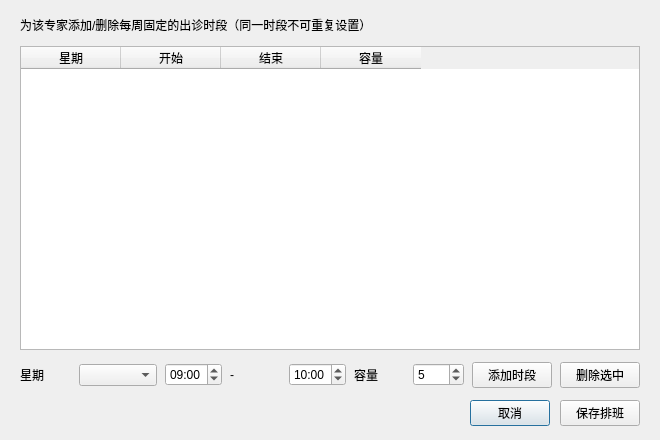
Old version of the form ui/dialogs/timeslotdialog.ui in the repository KAI-SHUNG/qt-project-appointment-system.
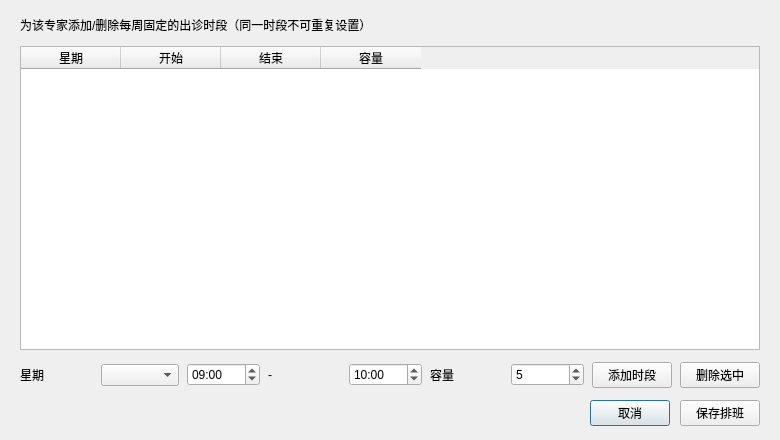
New version of the form.

Commit message: feat: add doctor data generator and improve timeslot dialog

```diff
--- a/ui/dialogs/timeslotdialog.ui
+++ b/ui/dialogs/timeslotdialog.ui
@@ -6,7 +6,7 @@
    <rect>
     <x>0</x>
     <y>0</y>
-    <width>660</width>
+    <width>780</width>
     <height>440</height>
    </rect>
   </property>
```
The commit also changes 3 other files.
